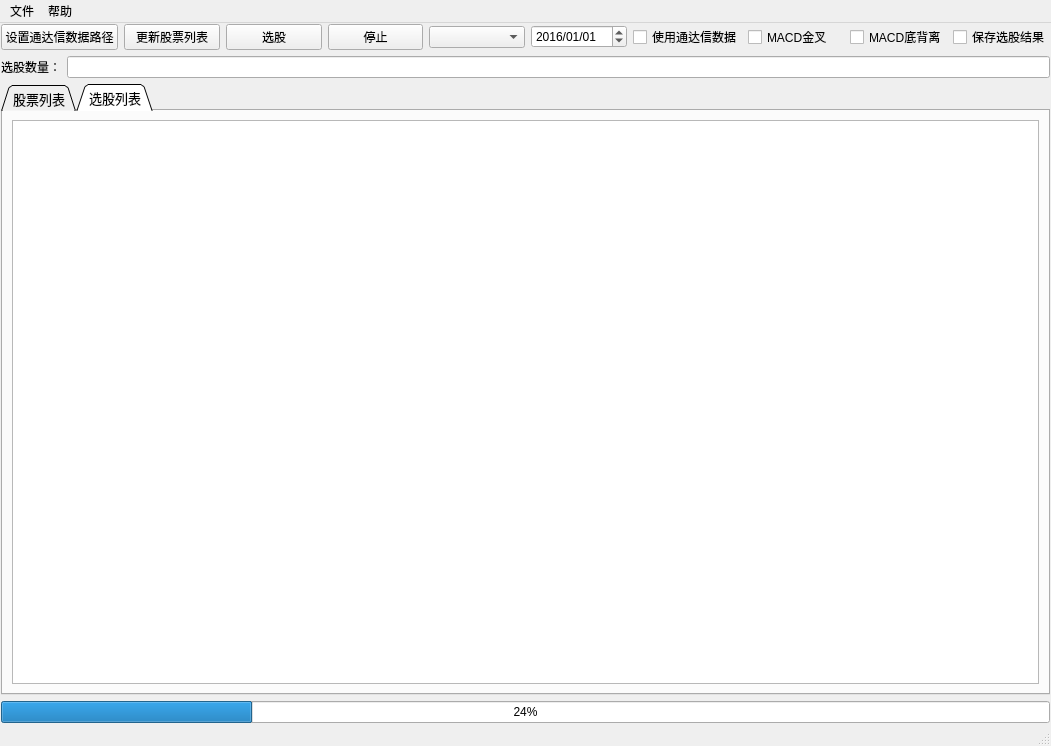
Old version of the form resource/main.ui in the repository aslucky/StockHelper.
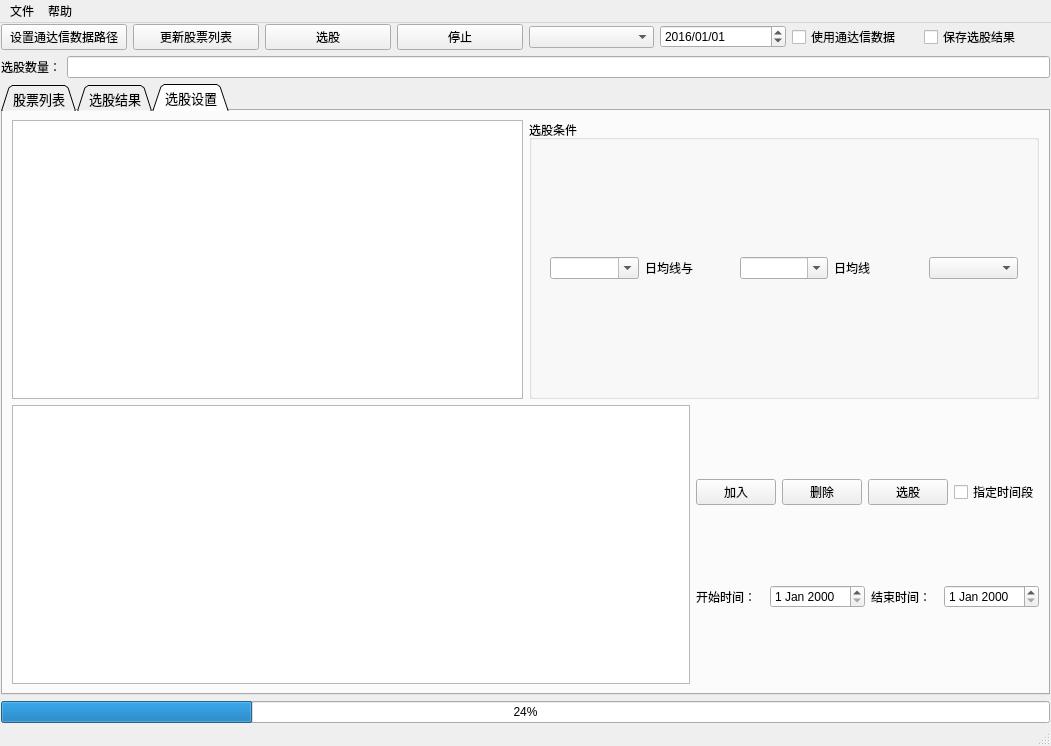
New version of the form.

Commit message: 实现MA金叉选股。去掉选股界面，放在主界面的tab页里面

The edit to the form file:
```diff
--- a/resource/main.ui
+++ b/resource/main.ui
@@ -95,20 +95,6 @@
         </property>
        </widget>
       </item>
-      <item>
-       <widget class="QCheckBox" name="checkBox_macdCross">
-        <property name="text">
-         <string>MACD金叉</string>
-        </property>
-       </widget>
-      </item>
-      <item>
-       <widget class="QCheckBox" name="checkBox_macdDivergence">
-        <property name="text">
-         <string>MACD底背离</string>
-        </property>
-       </widget>
-      </item>
       <item>
        <widget class="QCheckBox" name="checkBox_savePickup">
         <property name="text">
@@ -149,7 +135,7 @@
        <enum>QTabWidget::Triangular</enum>
       </property>
       <property name="currentIndex">
-       <number>1</number>
+       <number>2</number>
       </property>
       <widget class="QWidget" name="tab">
        <attribute name="title">
@@ -172,7 +158,7 @@
       </widget>
       <widget class="QWidget" name="tab_2">
        <attribute name="title">
-        <string>选股列表</string>
+        <string>选股结果</string>
        </attribute>
        <layout class="QVBoxLayout" name="verticalLayout_2">
         <item>
@@ -186,6 +172,241 @@
         </item>
        </layout>
       </widget>
+      <widget class="QWidget" name="tab_3">
+       <attribute name="title">
+        <string>选股设置</string>
+       </attribute>
+       <layout class="QVBoxLayout" name="verticalLayout_9">
+        <item>
+         <layout class="QHBoxLayout" name="horizontalLayout_15">
+          <item>
+           <widget class="QListWidget" name="listWidget_condition">
+            <property name="font">
+             <font>
+              <pointsize>9</pointsize>
+             </font>
+            </property>
+           </widget>
+          </item>
+          <item>
+           <widget class="QGroupBox" name="groupBox_2">
+            <property name="font">
+             <font>
+              <pointsize>9</pointsize>
+             </font>
+            </property>
+            <property name="title">
+             <string>选股条件</string>
+            </property>
+            <layout class="QVBoxLayout" name="verticalLayout_6">
+             <item>
+              <widget class="QStackedWidget" name="stackedWidget_pickupCond">
+               <property name="currentIndex">
+                <number>0</number>
+               </property>
+               <widget class="QWidget" name="page_ma_2">
+                <layout class="QHBoxLayout" name="horizontalLayout_10">
+                 <item>
+                  <widget class="QComboBox" name="comboBox_ma1">
+                   <property name="sizePolicy">
+                    <sizepolicy hsizetype="Preferred" vsizetype="Fixed">
+                     <horstretch>0</horstretch>
+                     <verstretch>0</verstretch>
+                    </sizepolicy>
+                   </property>
+                   <property name="editable">
+                    <bool>true</bool>
+                   </property>
+                  </widget>
+                 </item>
+                 <item>
+                  <widget class="QLabel" name="label_3">
+                   <property name="text">
+                    <string>日均线与</string>
+                   </property>
+                  </widget>
+                 </item>
+                 <item>
+                  <widget class="QComboBox" name="comboBox_ma2">
+                   <property name="editable">
+                    <bool>true</bool>
+                   </property>
+                  </widget>
+                 </item>
+                 <item>
+                  <widget class="QLabel" name="label_10">
+                   <property name="text">
+                    <string>日均线</string>
+                   </property>
+                  </widget>
+                 </item>
+                 <item>
+                  <widget class="QComboBox" name="comboBox_maCondition"/>
+                 </item>
+                </layout>
+               </widget>
+               <widget class="QWidget" name="page_macd_2">
+                <layout class="QHBoxLayout" name="horizontalLayout_11">
+                 <item>
+                  <widget class="QCheckBox" name="checkBox_macdCross">
+                   <property name="text">
+                    <string>MACD金叉</string>
+                   </property>
+                  </widget>
+                 </item>
+                 <item>
+                  <widget class="QCheckBox" name="checkBox_macdDivergence">
+                   <property name="text">
+                    <string>MACD底背离</string>
+                   </property>
+                  </widget>
+                 </item>
+                 <item>
+                  <widget class="QCheckBox" name="checkBox_0Axis">
+                   <property name="text">
+                    <string>0轴</string>
+                   </property>
+                  </widget>
+                 </item>
+                 <item>
+                  <widget class="QComboBox" name="comboBox_position"/>
+                 </item>
+                 <item>
+                  <widget class="QLabel" name="label_13">
+                   <property name="text">
+                    <string>%</string>
+                   </property>
+                  </widget>
+                 </item>
+                 <item>
+                  <widget class="QLineEdit" name="lineEdit_percent"/>
+                 </item>
+                </layout>
+               </widget>
+              </widget>
+             </item>
+            </layout>
+           </widget>
+          </item>
+         </layout>
+        </item>
+        <item>
+         <layout class="QHBoxLayout" name="horizontalLayout_18">
+          <item>
+           <widget class="QListWidget" name="listWidget_pickupConds">
+            <property name="font">
+             <font>
+              <pointsize>9</pointsize>
+             </font>
+            </property>
+           </widget>
+          </item>
+          <item>
+           <layout class="QVBoxLayout" name="verticalLayout_8">
+            <item>
+             <layout class="QHBoxLayout" name="horizontalLayout_16">
+              <item>
+               <widget class="QPushButton" name="pb_add">
+                <property name="font">
+                 <font>
+                  <pointsize>9</pointsize>
+                 </font>
+                </property>
+                <property name="text">
+                 <string>加入</string>
+                </property>
+               </widget>
+              </item>
+              <item>
+               <widget class="QPushButton" name="pb_delete">
+                <property name="font">
+                 <font>
+                  <pointsize>9</pointsize>
+                 </font>
+                </property>
+                <property name="text">
+                 <string>删除</string>
+                </property>
+               </widget>
+              </item>
+              <item>
+               <widget class="QPushButton" name="pb_pickup">
+                <property name="font">
+                 <font>
+                  <pointsize>9</pointsize>
+                 </font>
+                </property>
+                <property name="text">
+                 <string>选股</string>
+                </property>
+               </widget>
+              </item>
+              <item>
+               <widget class="QCheckBox" name="checkBox_specificDate">
+                <property name="font">
+                 <font>
+                  <pointsize>9</pointsize>
+                 </font>
+                </property>
+                <property name="text">
+                 <string>指定时间段</string>
+                </property>
+               </widget>
+              </item>
+             </layout>
+            </item>
+            <item>
+             <layout class="QHBoxLayout" name="horizontalLayout_17">
+              <item>
+               <widget class="QLabel" name="label_17">
+                <property name="font">
+                 <font>
+                  <pointsize>9</pointsize>
+                 </font>
+                </property>
+                <property name="text">
+                 <string>开始时间：</string>
+                </property>
+               </widget>
+              </item>
+              <item>
+               <widget class="QDateEdit" name="dateEdit_start">
+                <property name="font">
+                 <font>
+                  <pointsize>9</pointsize>
+                 </font>
+                </property>
+               </widget>
+              </item>
+              <item>
+               <widget class="QLabel" name="label_18">
+                <property name="font">
+                 <font>
+                  <pointsize>9</pointsize>
+                 </font>
+                </property>
+                <property name="text">
+                 <string>结束时间：</string>
+                </property>
+               </widget>
+              </item>
+              <item>
+               <widget class="QDateEdit" name="dateEdit_end">
+                <property name="font">
+                 <font>
+                  <pointsize>9</pointsize>
+                 </font>
+                </property>
+               </widget>
+              </item>
+             </layout>
+            </item>
+           </layout>
+          </item>
+         </layout>
+        </item>
+       </layout>
+      </widget>
      </widget>
     </item>
     <item>
```
The commit also changes 9 other files.
